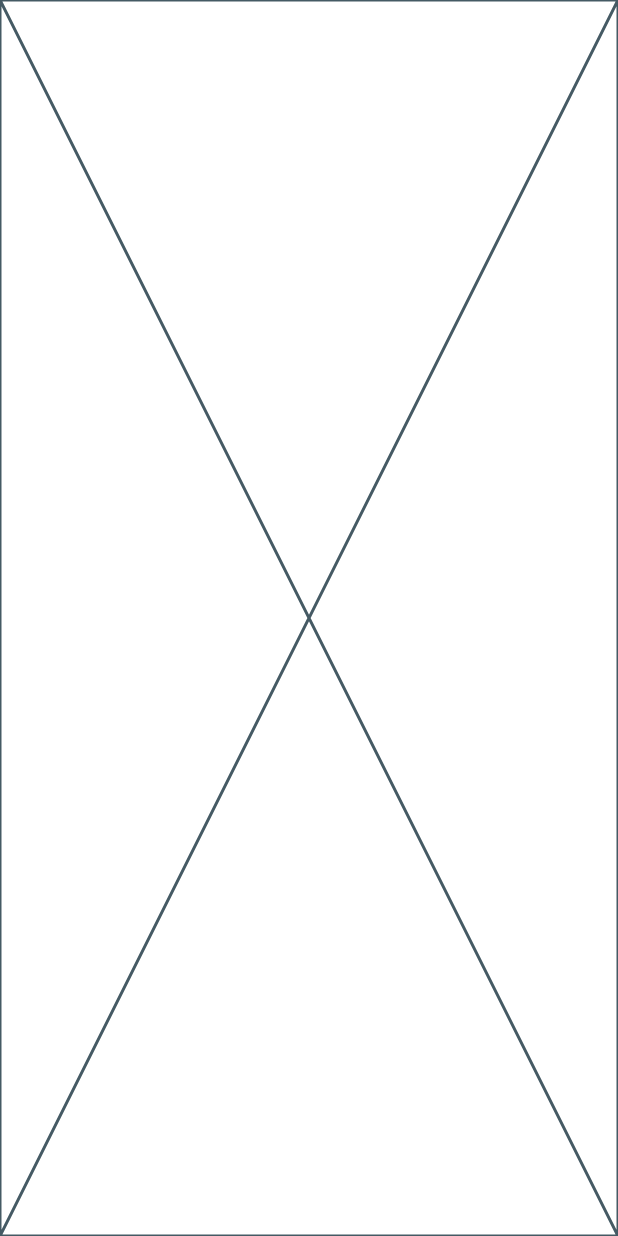
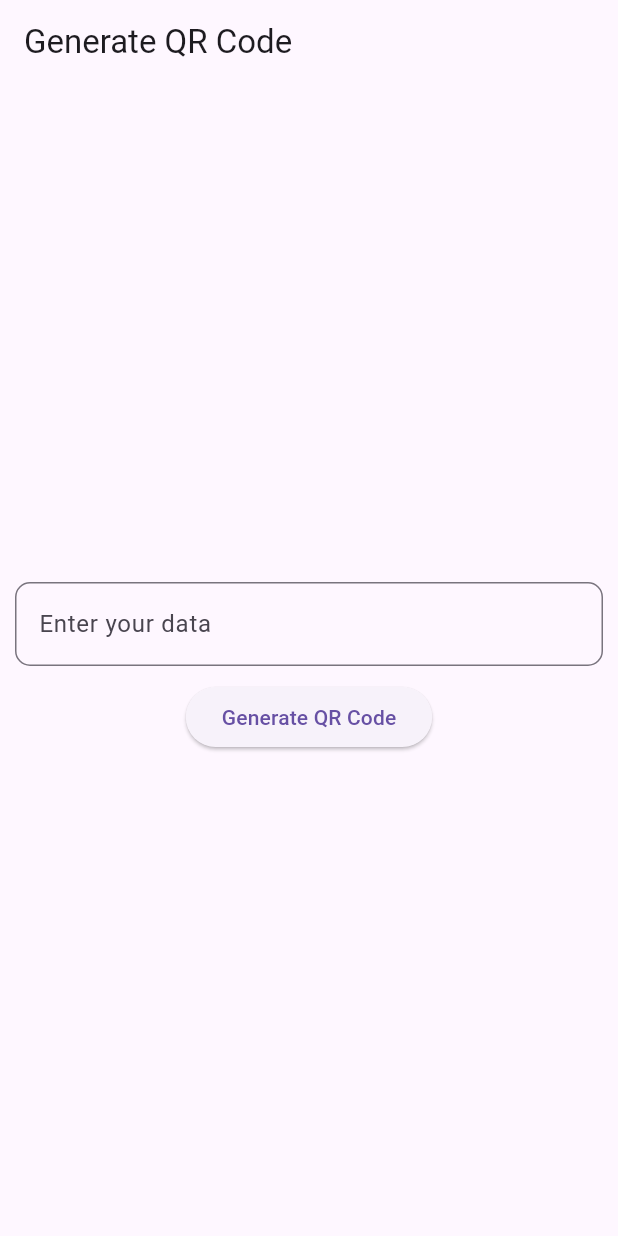
Before and after one commit to bhagyanimash/MeterMate, a Flutter app: the screen it shows after launch, on a phone screen of 412 x 824 dp. Run offline on Flutter 3.47's test engine with Material 3 defaults, Android fonts, the phone set to English and light mode, and no system bars; our stand-ins replace qr_flutter.

Commit message:
created geneate_qr_page

```diff
--- a/lib/main.dart
+++ b/lib/main.dart
@@ -1,4 +1,5 @@
 import 'package:flutter/material.dart';
+import 'package:metermate/qr_generator_page.dart';
 import 'package:metermate/pages/test_scanner_page.dart';
 
 
@@ -13,7 +14,7 @@ class MeterMate extends StatelessWidget {
   Widget build(BuildContext context) {
     return const MaterialApp(
       debugShowCheckedModeBanner: false,
-      home: TestScannerPage(),
+      home: GenerateQRpage(),
     );
   }
 }
--- a/lib/pages/test_scanner_page.dart
+++ b/lib/pages/test_scanner_page.dart
@@ -10,6 +10,15 @@ class TestScannerPage extends StatefulWidget {
 class _ScannerPageState extends State<TestScannerPage> {
   @override
   Widget build(BuildContext context) {
-    return const Placeholder();
+    return  SafeArea(
+      child: Scaffold(
+        appBar: AppBar(
+          backgroundColor: Colors.blue
+
+        ),
+        body: Text(""),
+
+      ),
+    );
   }
 }
--- /dev/null
+++ b/lib/qr_generator_page.dart
@@ -0,0 +1,57 @@
+import 'package:flutter/material.dart';
+import 'package:qr_flutter/qr_flutter.dart';
+
+class GenerateQRpage extends StatefulWidget {
+  const GenerateQRpage({super.key});
+
+  @override
+  State<GenerateQRpage> createState() => _GenerateQRpageState();
+}
+
+class _GenerateQRpageState extends State<GenerateQRpage> {
+  TextEditingController urlControler = TextEditingController();
+  @override
+  Widget build(BuildContext context) {
+    return Scaffold(
+      appBar: AppBar(title: const Text("Generate QR Code")),
+      body: Center(
+        child: SingleChildScrollView(
+          child: Column(
+            mainAxisAlignment: MainAxisAlignment.center,
+            children: [
+              if (urlControler.text.isNotEmpty)
+                QrImageView(
+                  data: urlControler.text,
+                  size: 200,
+                ),
+              const SizedBox(
+                height: 10,
+              ),
+              Container(
+                padding: const EdgeInsets.only(left: 10, right: 10),
+                child: TextField(
+                  controller: urlControler,
+                  decoration: InputDecoration(
+                      hintText: "Enter your data",
+                      border: OutlineInputBorder(
+                        borderRadius: BorderRadius.circular(10),
+                      ),
+                      labelText: "Enter your data"),
+                ),
+              ),
+              const SizedBox(
+                height: 10,
+              ),
+              ElevatedButton(
+                onPressed: () {
+                  setState(() {});
+                },
+                child: const Text("Generate QR Code"),
+              )
+            ],
+          ),
+        ),
+      ),
+    );
+  }
+}
--- a/pubspec.yaml
+++ b/pubspec.yaml
@@ -17,6 +17,7 @@ dependencies:
 
 
   cupertino_icons: ^1.0.2
+  qr_flutter: ^4.1.0
 
 dev_dependencies:
   flutter_test:
```
Also changed, not shown: pubspec.lock.
